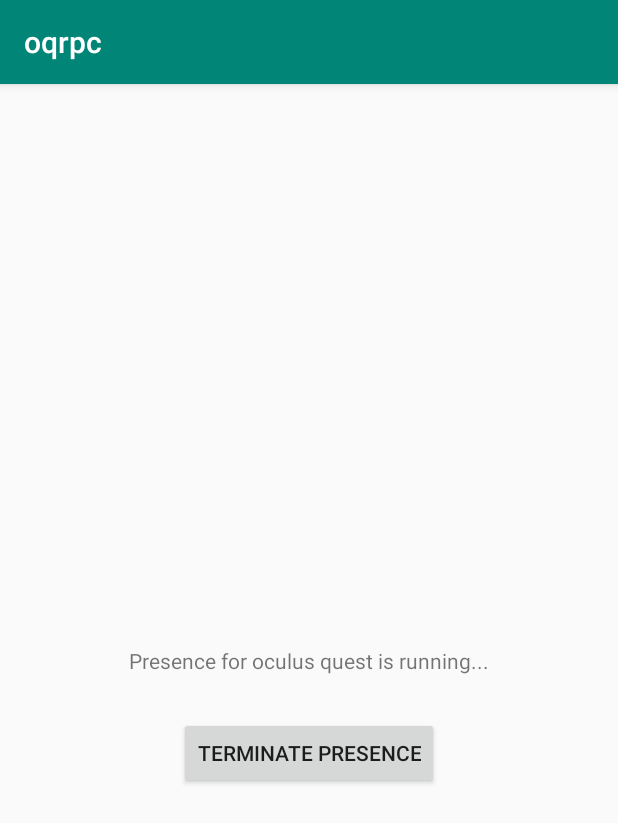
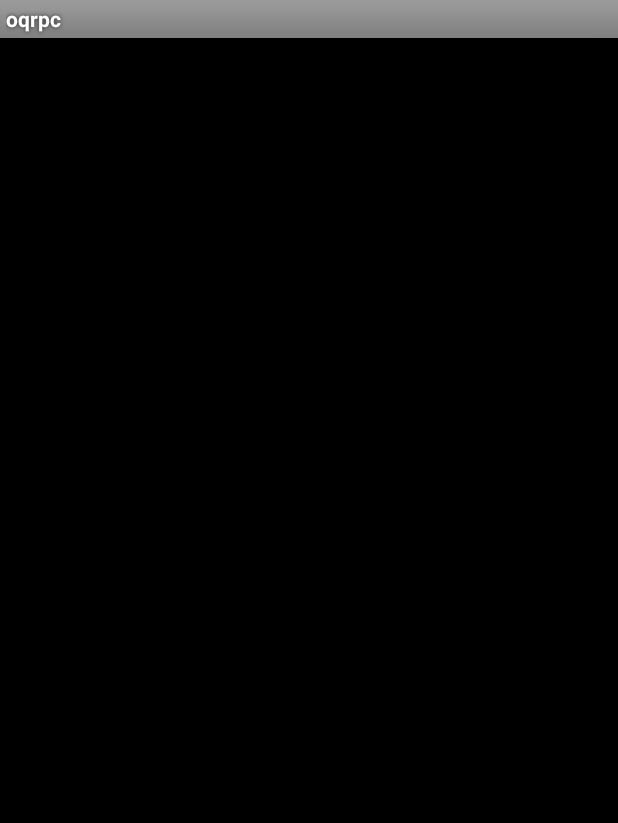
Before and after one commit to madmagic007/Oculus-Quest-Presence, an Android app: the screen it shows after launch (MainActivity), on a phone screen of 412 x 824 dp. Shown: the top 823 px of the screen. Run offline under Robolectric (Android 15) with nearby library versions, the phone set to English and light mode, and no system bars; libraries missing offline, so code that uses them is left out: com.rvalerio.fgchecker, fi.iki.elonen; 1 statement that could not run was skipped.

Commit message:
removed gui

```diff
--- a/android/app/src/main/AndroidManifest.xml
+++ b/android/app/src/main/AndroidManifest.xml
@@ -20,7 +20,10 @@
         android:supportsRtl="true"
         android:theme="@style/AppTheme">
 
-        <activity android:name=".MainActivity">
+        <activity
+            android:name=".MainActivity"
+            android:label="@string/app_name"
+            android:theme="@android:style/Theme.NoDisplay">
             <intent-filter>
                 <action android:name="android.intent.action.VIEW" />
                 <action android:name="android.intent.action.MAIN" />
--- a/android/app/src/main/java/com/madmagic/oqrpc/MainActivity.java
+++ b/android/app/src/main/java/com/madmagic/oqrpc/MainActivity.java
@@ -24,7 +24,6 @@ import kotlin.annotation.Target;
     @Override
     protected void onCreate(Bundle savedInstanceState) {
         super.onCreate(savedInstanceState);
-        setContentView(R.layout.activity_main);
         Log.d("APICALLER", "starting app");
 
         try {
@@ -38,16 +37,6 @@ import kotlin.annotation.Target;
                 Log.d("APICALLER", "connection checker");
                 ConnectionChecker.run(this);
             }
-
-            //button
-            Button button = findViewById(R.id.button);
-            button.setOnClickListener(new View.OnClickListener() {
-                @Override
-                public void onClick(View v) {
-                    finish();
-                    System.exit(0);
-                }
-            });
 
         }catch (Exception ignored) {}
     }
--- a/android/app/src/main/res/layout/activity_main.xml
+++ /dev/null
@@ -1,29 +0,0 @@
-<?xml version="1.0" encoding="utf-8"?>
-<androidx.constraintlayout.widget.ConstraintLayout xmlns:android="http://schemas.android.com/apk/res/android"
-    xmlns:app="http://schemas.android.com/apk/res-auto"
-    xmlns:tools="http://schemas.android.com/tools"
-    android:layout_width="match_parent"
-    android:layout_height="match_parent"
-    tools:context=".MainActivity">
-
-    <TextView
-        android:id="@+id/textView"
-        android:layout_width="wrap_content"
-        android:layout_height="wrap_content"
-        android:text="Presence for oculus quest is running..."
-        app:layout_constraintBottom_toBottomOf="parent"
-        app:layout_constraintLeft_toLeftOf="parent"
-        app:layout_constraintRight_toRightOf="parent"
-        app:layout_constraintTop_toTopOf="parent" />
-
-    <Button
-        android:id="@+id/button"
-        android:layout_width="wrap_content"
-        android:layout_height="wrap_content"
-        android:layout_marginTop="28dp"
-        android:text="Terminate presence"
-        app:layout_constraintEnd_toEndOf="parent"
-        app:layout_constraintStart_toStartOf="parent"
-        app:layout_constraintTop_toBottomOf="@+id/textView" />
-
-</androidx.constraintlayout.widget.ConstraintLayout>
--- a/pc/src/main/java/com/madmagic/oqrpc/Config.java
+++ b/pc/src/main/java/com/madmagic/oqrpc/Config.java
@@ -28,7 +28,10 @@ public class Config {
 	public static String jarPath() {
 		try {
 			String path = Config.class.getProtectionDomain().getCodeSource().getLocation().getPath();
-	       	return URLDecoder.decode(path, "UTF-8");
+			String r =  URLDecoder.decode(path, "UTF-8");
+
+			if (r.startsWith("/")) return r.replaceFirst("/", "");
+			return r;
 		} catch (Exception e) {
 			e.printStackTrace();
 			return "";
```
